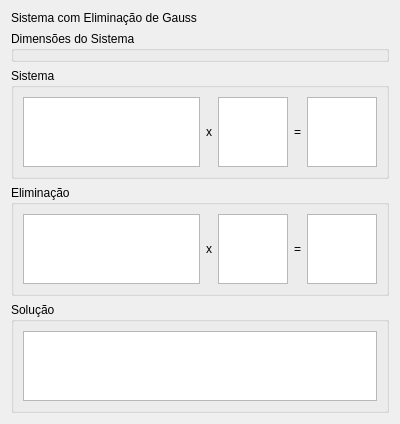
Above: Algebra/Matrix01/gauss_tab.ui from RicardoBusta/Doutorado before the change. Below: the same form after it.
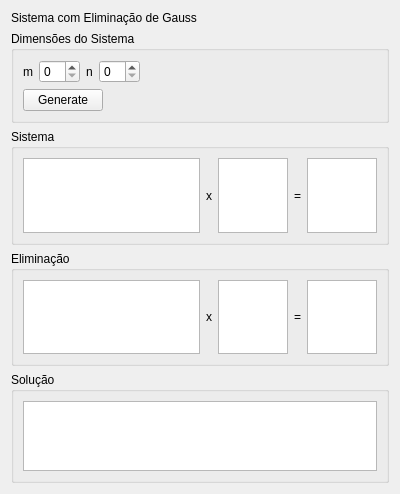
That is the form after the change.

```diff
--- a/Algebra/Matrix01/gauss_tab.ui
+++ b/Algebra/Matrix01/gauss_tab.ui
@@ -7,7 +7,7 @@
     <x>0</x>
     <y>0</y>
     <width>400</width>
-    <height>300</height>
+    <height>494</height>
    </rect>
   </property>
   <property name="windowTitle">
@@ -26,6 +26,69 @@
      <property name="title">
       <string>Dimensões do Sistema</string>
      </property>
+     <layout class="QVBoxLayout" name="verticalLayout_3">
+      <item>
+       <layout class="QHBoxLayout" name="horizontalLayout_3">
+        <item>
+         <widget class="QLabel" name="label_6">
+          <property name="text">
+           <string>m</string>
+          </property>
+         </widget>
+        </item>
+        <item>
+         <widget class="QSpinBox" name="spinBox"/>
+        </item>
+        <item>
+         <widget class="QLabel" name="label_7">
+          <property name="text">
+           <string>n</string>
+          </property>
+         </widget>
+        </item>
+        <item>
+         <widget class="QSpinBox" name="spinBox_2"/>
+        </item>
+        <item>
+         <spacer name="horizontalSpacer">
+          <property name="orientation">
+           <enum>Qt::Horizontal</enum>
+          </property>
+          <property name="sizeHint" stdset="0">
+           <size>
+            <width>40</width>
+            <height>20</height>
+           </size>
+          </property>
+         </spacer>
+        </item>
+       </layout>
+      </item>
+      <item>
+       <layout class="QHBoxLayout" name="horizontalLayout_4">
+        <item>
+         <widget class="QPushButton" name="gen_pushButton">
+          <property name="text">
+           <string>Generate</string>
+          </property>
+         </widget>
+        </item>
+        <item>
+         <spacer name="horizontalSpacer_2">
+          <property name="orientation">
+           <enum>Qt::Horizontal</enum>
+          </property>
+          <property name="sizeHint" stdset="0">
+           <size>
+            <width>40</width>
+            <height>20</height>
+           </size>
+          </property>
+         </spacer>
+        </item>
+       </layout>
+      </item>
+     </layout>
     </widget>
    </item>
    <item>
```
